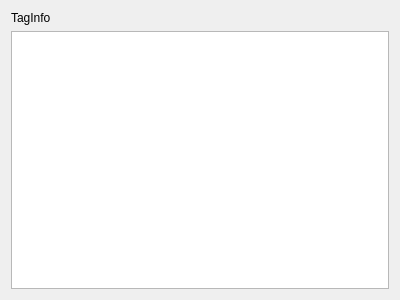
Old version of the form InfoWidget/TagPanel.ui in the repository bendalab/NixView.
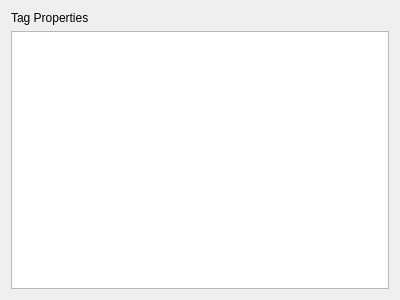
New version of the form.

Patch:
```diff
--- a/InfoWidget/TagPanel.ui
+++ b/InfoWidget/TagPanel.ui
@@ -17,7 +17,7 @@
    <item>
     <widget class="QLabel" name="label">
      <property name="text">
-      <string>TagInfo</string>
+      <string>Tag Properties</string>
      </property>
     </widget>
    </item>
```
